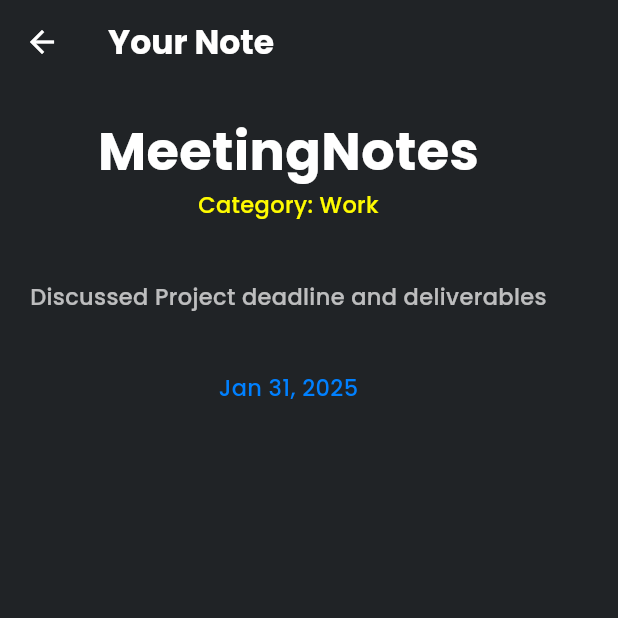
After one commit to PAIshanMadusha/Note-Nest-Application, a Flutter app: the SingleNotePage screen opened directly with sample values from the repository, on a phone screen of 412 x 824 dp, the top half of it. The commit adds this screen. Run offline on Flutter 3.47's test engine with Material 3 defaults, Android fonts, the light colour scheme and no system bars; our stand-ins replace go_router, google_fonts, hive, hive_flutter; accounts and stored records are empty.

Commit message:
View Note

```diff
--- a/lib/pages/note_by_category_page.dart
+++ b/lib/pages/note_by_category_page.dart
@@ -107,6 +107,12 @@ class _NoteByCategoryState extends State<NoteByCategory> {
                     editNote: () async {
                       _editNote(noteList[index]);
                     },
+                    viewSingleNote: () async {
+                      AppRouter.router.push(
+                        "/single-note",
+                        extra: noteList[index],
+                      );
+                    },
                   );
                 },
               ),
--- /dev/null
+++ b/lib/pages/single_note_page.dart
@@ -0,0 +1,76 @@
+import 'package:flutter/material.dart';
+import 'package:intl/intl.dart';
+import 'package:note_nest_application/models/note_model.dart';
+import 'package:note_nest_application/utils/app_colors.dart';
+import 'package:note_nest_application/utils/app_constants.dart';
+import 'package:note_nest_application/utils/app_text_styles.dart';
+
+class SingleNotePage extends StatefulWidget {
+  final NoteModel note;
+  const SingleNotePage({
+    super.key,
+    required this.note,
+  });
+
+  @override
+  State<SingleNotePage> createState() => _SingleNotePageState();
+}
+
+class _SingleNotePageState extends State<SingleNotePage> {
+  @override
+  Widget build(BuildContext context) {
+    //Date
+    final forDate = DateFormat.yMMMd().format(widget.note.date);
+
+    return Scaffold(
+      appBar: AppBar(
+        title: Text(
+          "Your Note",
+          style: AppTextStyles.appSubTitle,
+        ),
+      ),
+      body: SingleChildScrollView(
+        child: Padding(
+          padding: EdgeInsets.all(
+            AppConstants.kDefaultPadding,
+          ),
+          child: Column(
+            mainAxisAlignment: MainAxisAlignment.center,
+            crossAxisAlignment: CrossAxisAlignment.center,
+            children: [
+              Text(
+                widget.note.title,
+                style: AppTextStyles.appTitle,
+              ),
+              Text(
+                "Category: ${widget.note.category}",
+                style: AppTextStyles.appSmallDescription.copyWith(
+                  color: AppColors.kCircleColorG2,
+                ),
+              ),
+              SizedBox(
+                height: AppConstants.kSizedBoxValue * 2,
+              ),
+              Text(
+                widget.note.content,
+                style: AppTextStyles.appSmallDescription.copyWith(
+                  // ignore: deprecated_member_use
+                  color: AppColors.kWhiteColor.withOpacity(0.7),
+                ),
+              ),
+              SizedBox(
+                height: AppConstants.kSizedBoxValue * 2,
+              ),
+              Text(
+                forDate,
+                style: AppTextStyles.appSmallDescription.copyWith(
+                  color: AppColors.kFActionButtonColor
+                ),
+              ),
+            ],
+          ),
+        ),
+      ),
+    );
+  }
+}
--- a/lib/utils/app_router.dart
+++ b/lib/utils/app_router.dart
@@ -5,6 +5,7 @@ import 'package:note_nest_application/pages/create_a_new_note_page.dart';
 import 'package:note_nest_application/pages/home_page.dart';
 import 'package:note_nest_application/pages/note_by_category_page.dart';
 import 'package:note_nest_application/pages/notes_page.dart';
+import 'package:note_nest_application/pages/single_note_page.dart';
 import 'package:note_nest_application/pages/todo_list_page.dart';
 import 'package:note_nest_application/pages/update_note_page.dart';
 
@@ -69,6 +70,15 @@ class AppRouter {
           );
         },
       ),
+      //NoteView
+      GoRoute(
+        name: "NoteView",
+        path: "/single-note",
+        builder: (context, state) {
+          final NoteModel note = state.extra as NoteModel;
+          return SingleNotePage(note: note);
+        },
+      )
     ],
   );
 }
--- a/lib/widgets/category_note_card.dart
+++ b/lib/widgets/category_note_card.dart
@@ -8,6 +8,7 @@ class CategoryNoteCard extends StatefulWidget {
   final String noteContent;
   final Future Function() removeNote;
   final Future Function() editNote;
+  final Future Function() viewSingleNote;
 
   const CategoryNoteCard({
     super.key,
@@ -15,6 +16,7 @@ class CategoryNoteCard extends StatefulWidget {
     required this.noteContent,
     required this.removeNote,
     required this.editNote,
+    required this.viewSingleNote,
   });
 
   @override
@@ -33,6 +35,10 @@ class _CategoryNoteCardState extends State<CategoryNoteCard> {
         ),
         child: Column(
           crossAxisAlignment: CrossAxisAlignment.start,
+          children: [
+            GestureDetector(
+              onTap: widget.viewSingleNote,
+              child: Column(
                 children: [
                   Text(
                     widget.noteTitle,
@@ -53,6 +59,9 @@ class _CategoryNoteCardState extends State<CategoryNoteCard> {
                     maxLines: 7,
                     overflow: TextOverflow.ellipsis,
                     textAlign: TextAlign.center,
+                  ),
+                ],
+              ),
             ),
             Spacer(),
             Row(
--- a/pubspec.yaml
+++ b/pubspec.yaml
@@ -39,6 +39,7 @@ dependencies:
   hive: ^2.2.3
   hive_flutter: ^1.1.0
   uuid: ^4.5.1
+  intl: ^0.20.2
 
 dev_dependencies:
   flutter_test:
```
Also changed, not shown: pubspec.lock. Lines whose indentation alone changed are shown as unchanged.
